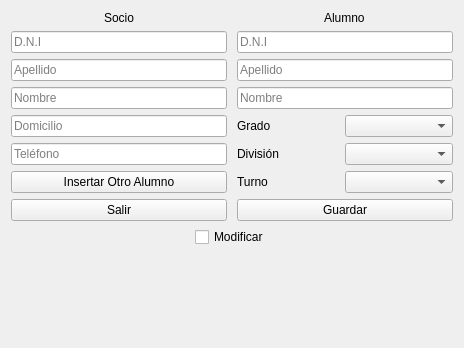
Above: ui/form_socio_base.ui from acostamatt/cooperadora_qt before the change. Below: the same form after it.
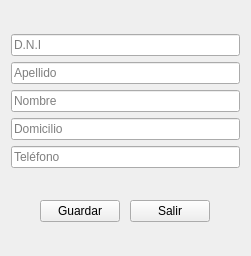
That is the form after the change.

Commit message: Fix form alumno, form socio and add dynamic table.

```diff
--- a/ui/form_socio_base.ui
+++ b/ui/form_socio_base.ui
@@ -6,18 +6,30 @@
    <rect>
     <x>0</x>
     <y>0</y>
-    <width>464</width>
-    <height>348</height>
+    <width>251</width>
+    <height>256</height>
    </rect>
   </property>
+  <property name="maximumSize">
+   <size>
+    <width>251</width>
+    <height>256</height>
+   </size>
+  </property>
   <property name="windowTitle">
    <string>Formulario Socio</string>
   </property>
   <layout class="QVBoxLayout" name="verticalLayout_3">
+   <property name="topMargin">
+    <number>0</number>
+   </property>
+   <property name="bottomMargin">
+    <number>0</number>
+   </property>
    <item>
-    <layout class="QHBoxLayout" name="horizontalLayout_3">
+    <layout class="QHBoxLayout" name="horizontalLayout_3" stretch="0">
      <property name="spacing">
-      <number>10</number>
+      <number>4</number>
      </property>
      <item>
       <layout class="QVBoxLayout" name="verticalLayout">
@@ -37,25 +49,10 @@
         <number>0</number>
        </property>
        <item>
-        <layout class="QHBoxLayout" name="horizontalLayout_7">
-         <property name="topMargin">
-          <number>0</number>
+        <layout class="QVBoxLayout" name="verticalLayout_2">
+         <property name="spacing">
+          <number>6</number>
          </property>
-         <item>
-          <widget class="QLabel" name="label">
-           <property name="sizePolicy">
-            <sizepolicy hsizetype="Fixed" vsizetype="Preferred">
-             <horstretch>0</horstretch>
-             <verstretch>0</verstretch>
-            </sizepolicy>
-           </property>
-           <property name="text">
-            <string>Socio</string>
-           </property>
-          </widget>
-         </item>
-        </layout>
-       </item>
        <item>
         <widget class="QLineEdit" name="lineEditDNISocio">
          <property name="placeholderText">
@@ -95,132 +92,43 @@
         </widget>
        </item>
        <item>
-        <widget class="QPushButton" name="botonAgregarOtroAlumno">
-         <property name="text">
-          <string>Insertar Otro Alumno</string>
-         </property>
-        </widget>
-       </item>
-       <item>
-        <widget class="QPushButton" name="botonSalir">
+          <widget class="QLabel" name="labelMsjSocio">
+           <property name="maximumSize">
+            <size>
+             <width>16777215</width>
+             <height>20</height>
+            </size>
+           </property>
          <property name="text">
-          <string>Salir</string>
+            <string/>
          </property>
         </widget>
        </item>
       </layout>
      </item>
      <item>
-      <layout class="QVBoxLayout" name="verticalLayout_2">
+        <layout class="QHBoxLayout" name="horizontalLayout" stretch="0,0,0,0">
        <property name="spacing">
-        <number>6</number>
+          <number>10</number>
        </property>
        <property name="leftMargin">
-        <number>0</number>
-       </property>
-       <property name="topMargin">
-        <number>0</number>
+          <number>6</number>
        </property>
        <property name="rightMargin">
-        <number>0</number>
-       </property>
-       <property name="bottomMargin">
-        <number>0</number>
-       </property>
+          <number>6</number>
+         </property>
        <item>
-        <layout class="QHBoxLayout" name="horizontalLayout_9">
-         <property name="topMargin">
-          <number>0</number>
-         </property>
-         <item>
-          <widget class="QLabel" name="label_2">
-           <property name="sizePolicy">
-            <sizepolicy hsizetype="Fixed" vsizetype="Preferred">
-             <horstretch>0</horstretch>
-             <verstretch>0</verstretch>
-            </sizepolicy>
+          <spacer name="horizontalSpacer_2">
+           <property name="orientation">
+            <enum>Qt::Horizontal</enum>
+           </property>
+           <property name="sizeHint" stdset="0">
+            <size>
+             <width>40</width>
+             <height>20</height>
+            </size>
            </property>
-           <property name="text">
-            <string>Alumno</string>
-           </property>
-          </widget>
-         </item>
-        </layout>
-       </item>
-       <item>
-        <widget class="QLineEdit" name="lineEditDNIAlumno">
-         <property name="placeholderText">
-          <string>D.N.I</string>
-         </property>
-        </widget>
-       </item>
-       <item>
-        <widget class="QLineEdit" name="lineEditApellidoAlumno">
-         <property name="text">
-          <string/>
-         </property>
-         <property name="placeholderText">
-          <string>Apellido</string>
-         </property>
-        </widget>
-       </item>
-       <item>
-        <widget class="QLineEdit" name="lineEditNombreAlumno">
-         <property name="placeholderText">
-          <string>Nombre</string>
-         </property>
-        </widget>
-       </item>
-       <item>
-        <layout class="QHBoxLayout" name="horizontalLayout_2">
-         <property name="spacing">
-          <number>0</number>
-         </property>
-         <item>
-          <widget class="QLabel" name="labelGrado">
-           <property name="text">
-            <string>Grado</string>
-           </property>
-          </widget>
-         </item>
-         <item>
-          <widget class="QComboBox" name="comboBoxGrado"/>
-         </item>
-        </layout>
-       </item>
-       <item>
-        <layout class="QHBoxLayout" name="horizontalLayout" stretch="0,0">
-         <property name="spacing">
-          <number>0</number>
-         </property>
-         <item>
-          <widget class="QLabel" name="labelDivision">
-           <property name="text">
-            <string>División</string>
-           </property>
-          </widget>
-         </item>
-         <item>
-          <widget class="QComboBox" name="comboBoxDivision"/>
-         </item>
-        </layout>
-       </item>
-       <item>
-        <layout class="QHBoxLayout" name="horizontalLayout_5">
-         <property name="spacing">
-          <number>0</number>
-         </property>
-         <item>
-          <widget class="QLabel" name="labelTurno">
-           <property name="text">
-            <string>Turno</string>
-           </property>
-          </widget>
-         </item>
-         <item>
-          <widget class="QComboBox" name="comboBoxTurno"/>
-         </item>
-        </layout>
+          </spacer>
        </item>
        <item>
         <widget class="QPushButton" name="saveSocio">
@@ -229,58 +137,10 @@
          </property>
         </widget>
        </item>
-      </layout>
-     </item>
-    </layout>
-   </item>
    <item>
-    <layout class="QHBoxLayout" name="horizontalLayout_6">
-     <property name="topMargin">
-      <number>0</number>
-     </property>
-     <item>
-      <widget class="QCheckBox" name="checkBox">
-       <property name="sizePolicy">
-        <sizepolicy hsizetype="Fixed" vsizetype="Fixed">
-         <horstretch>0</horstretch>
-         <verstretch>0</verstretch>
-        </sizepolicy>
-       </property>
+          <widget class="QPushButton" name="botonSalir">
        <property name="text">
-        <string>Modificar</string>
-       </property>
-      </widget>
-     </item>
-    </layout>
-   </item>
-   <item>
-    <layout class="QHBoxLayout" name="horizontalLayout_4">
-     <property name="topMargin">
-      <number>0</number>
-     </property>
-     <item>
-      <spacer name="horizontalSpacer_2">
-       <property name="orientation">
-        <enum>Qt::Horizontal</enum>
-       </property>
-       <property name="sizeHint" stdset="0">
-        <size>
-         <width>40</width>
-         <height>20</height>
-        </size>
-       </property>
-      </spacer>
-     </item>
-     <item>
-      <widget class="QLabel" name="labelMsjSocio">
-       <property name="enabled">
-        <bool>true</bool>
-       </property>
-       <property name="text">
-        <string/>
-       </property>
-       <property name="alignment">
-        <set>Qt::AlignHCenter|Qt::AlignTop</set>
+            <string>Salir</string>
        </property>
       </widget>
      </item>
@@ -299,18 +159,9 @@
      </item>
     </layout>
    </item>
-   <item>
-    <spacer name="verticalSpacer">
-     <property name="orientation">
-      <enum>Qt::Vertical</enum>
-     </property>
-     <property name="sizeHint" stdset="0">
-      <size>
-       <width>20</width>
-       <height>40</height>
-      </size>
-     </property>
-    </spacer>
+      </layout>
+     </item>
+    </layout>
    </item>
   </layout>
  </widget>
```
Lines whose indentation alone changed are shown as unchanged. The commit also changes 30 other files.
